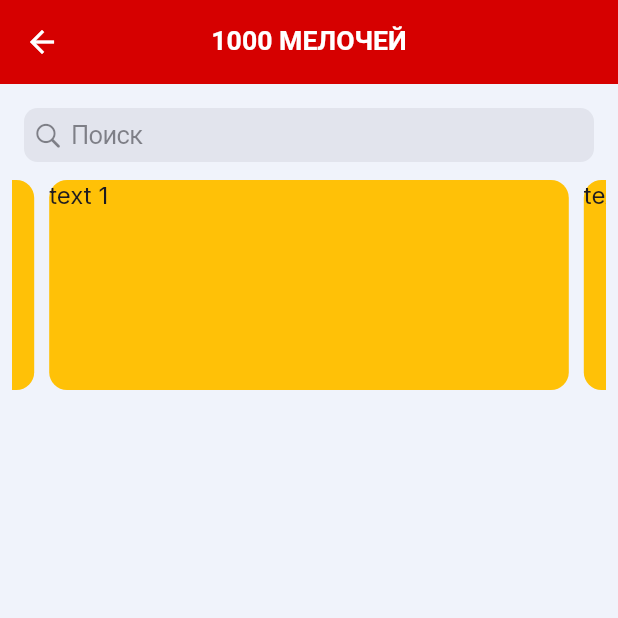
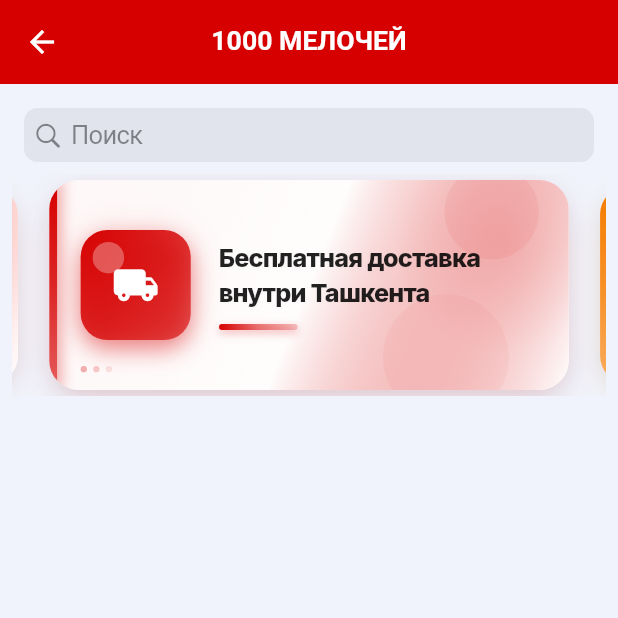
Before and after one commit to alliMahmudov/thousand_melochey, a Flutter app: the HomePage screen opened by its route, on a phone screen of 412 x 824 dp, the top half of it. Run offline on Flutter 3.47's test engine with Material 3 defaults, Android fonts, the phone set to English and light mode, and no system bars; drawn by our look-alikes of carousel_slider, toastification; our stand-ins replace auto_route, badges, cached_network_image, cookie_jar, dio, dio_cookie_manager and 20 more; missing offline and left inert: animated_loading_border, overlay_kit, proste_indexed_stack, restart_app; accounts and stored records are empty; generated files the repository leaves out were written again; statements that could not run were skipped.

Commit message:
Enhance home page carousel with localized content and auto-play functionality

```diff
--- a/lib/presentation/pages/home/presentation/home_page.dart
+++ b/lib/presentation/pages/home/presentation/home_page.dart
@@ -1,7 +1,10 @@
 import 'package:carousel_slider/carousel_slider.dart';
 import 'package:flutter/cupertino.dart';
 import 'package:thousand_melochey/core/imports/imports.dart';
+import 'package:thousand_melochey/presentation/pages/home/presentation/widgets/carousel_slide_widget.dart';
 import 'package:thousand_melochey/presentation/pages/home/presentation/widgets/categories/all_products_widget.dart';
+
+import '../../../../service/localizations/localization.dart';
 
 @RoutePage()
 class HomePage extends ConsumerStatefulWidget {
@@ -62,23 +65,44 @@
                     slivers: [
                       SliverToBoxAdapter(
                           child: CarouselSlider(
-                        options: CarouselOptions(height: 150.h, viewportFraction: 0.9),
-                            items: [1, 2, 3, 4].map((i) {
-                              return Builder(
-                                builder: (BuildContext context) {
-                                  return Container(
-                                      width: MediaQuery.of(context).size.width,
-                                      margin: const EdgeInsets.symmetric(horizontal: 5.0, vertical: 4),
-                                      decoration: BoxDecoration(
-                                          color: Colors.amber,
-                                        borderRadius: BorderRadius.circular(12.r)
-                                      ),
-                                      child: Text('text $i', style: const TextStyle(fontSize: 16.0),)
-                                  );
-                                },
-                              );
-                            }).toList(),
-                      )),
+                  options: CarouselOptions(
+                    height: 150.h,
+                    viewportFraction: 0.9,
+                    autoPlay: true,
+                    autoPlayInterval: const Duration(seconds: 4),
+                    autoPlayAnimationDuration: const Duration(milliseconds: 800),
+                    autoPlayCurve: Curves.fastOutSlowIn,
+                    enlargeCenterPage: true,
+                    enlargeFactor: 0.2,
+                  ),
+                  items: [
+                    CarouselSlideWidget(
+                      title: AppLocalization.getText(context)?.carousel_delivery ?? '',
+                      icon: Icons.local_shipping_rounded,
+                      accentColor: AppColors.primaryColor,
+                      slideIndex: 0,
+                    ),
+                    CarouselSlideWidget(
+                      title: AppLocalization.getText(context)?.carousel_popular ?? '',
+                      icon: Icons.star_rounded,
+                      accentColor: Color(0xFFF57C00),
+                      slideIndex: 1,
+                    ),
+                    CarouselSlideWidget(
+                      title: AppLocalization.getText(context)?.carousel_search ?? '',
+                      icon: Icons.search_rounded,
+                      accentColor: AppColors.primaryShadeColor,
+                      slideIndex: 2,
+                    ),
+                    CarouselSlideWidget(
+                      title: AppLocalization.getText(context)?.carousel_payment ?? '',
+                      icon: Icons.payment_rounded,
+                      accentColor: AppColors.red,
+                      slideIndex: 3,
+                    ),
+                  ],
+                ),
+                      ),
                       const SliverToBoxAdapter(child: SizedBox(height: 10,),),
                       const ProductsListWidget()
                     ],
```
Also changed, not shown: lib/service/localizations/l10n/app_en.arb (+7 -1 lines), lib/service/localizations/l10n/app_ru.arb (+8 -1 lines), lib/service/localizations/l10n/app_uz.arb (+7 -1 lines).
